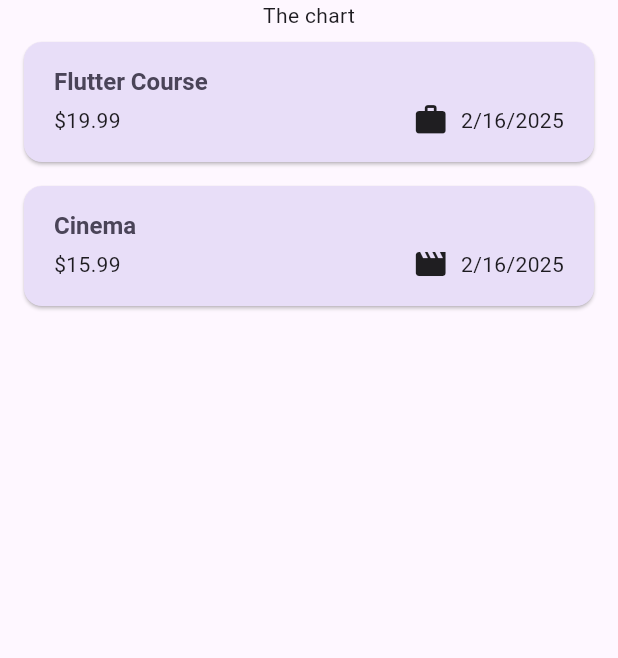
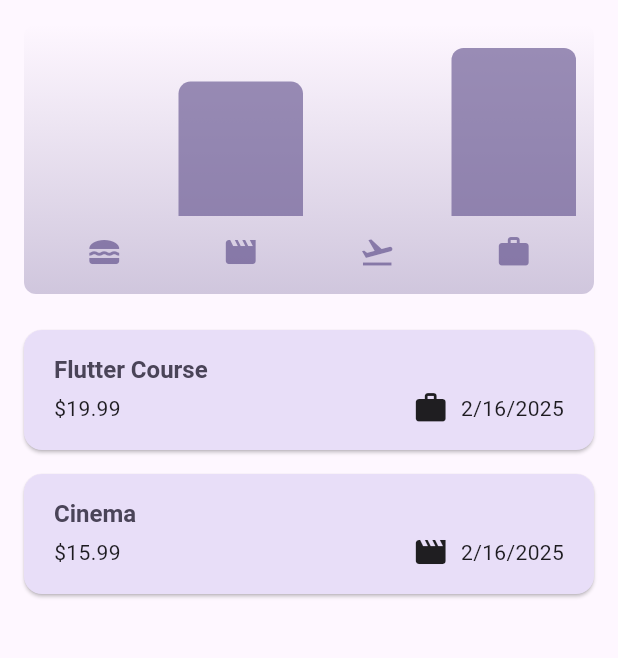
Before and after one commit to amosteandai/Flutter_Expense_Tracker_App, a Flutter app: the screen it shows after launch, on a phone screen of 412 x 824 dp, the part 84-742 px from its top. Run offline on Flutter 3.47's test engine with Material 3 defaults, Android fonts, the phone set to English and light mode, and no system bars.

Commit message:
Adding chart widgets

```diff
--- a/lib/models/expense.dart
+++ b/lib/models/expense.dart
@@ -34,5 +34,27 @@ class Expense {
     return formatter.format(date);
   }
 }
+// run on the terminal (flutter pub add uuid) to add uuid package
 
-// run on the terminal (flutter pub add uuid) to add uuid package
+class ExpenseBucket {
+  final Category category;
+  final List<Expense> expenses;
+
+  const ExpenseBucket({required this.category, required this.expenses});
+
+  ExpenseBucket.forCategory(
+    List<Expense> allExpenses,
+    this.category,
+  ) : expenses = allExpenses
+            .where((expense) => expense.category == category)
+            .toList(); //this is how you create additional constructor in your classes
+
+  double get totalExpenses {
+    double sum = 0;
+
+    for (final expense in expenses) {
+      sum += expense.amount;
+    }
+    return sum;
+  }
+}
--- /dev/null
+++ b/lib/widgets/chart/chart.dart
@@ -0,0 +1,95 @@
+import 'package:flutter/material.dart';
+
+import 'package:expense_tracker/widgets/chart/chart_bar.dart';
+import 'package:expense_tracker/models/expense.dart';
+
+class Chart extends StatelessWidget {
+  const Chart({super.key, required this.expenses});
+
+  final List<Expense> expenses;
+
+  List<ExpenseBucket> get buckets {
+    return [
+      ExpenseBucket.forCategory(expenses, Category.food),
+      ExpenseBucket.forCategory(expenses, Category.leisure),
+      ExpenseBucket.forCategory(expenses, Category.travel),
+      ExpenseBucket.forCategory(expenses, Category.work),
+    ];
+  }
+
+  double get maxTotalExpense {
+    double maxTotalExpense = 0;
+
+    for (final bucket in buckets) {
+      if (bucket.totalExpenses > maxTotalExpense) {
+        maxTotalExpense = bucket.totalExpenses;
+      }
+    }
+
+    return maxTotalExpense;
+  }
+
+  @override
+  Widget build(BuildContext context) {
+    final isDarkMode =
+        MediaQuery.of(context).platformBrightness == Brightness.dark;
+    return Container(
+      margin: const EdgeInsets.all(16),
+      padding: const EdgeInsets.symmetric(
+        vertical: 16,
+        horizontal: 8,
+      ),
+      width: double.infinity,
+      height: 180,
+      decoration: BoxDecoration(
+        borderRadius: BorderRadius.circular(8),
+        gradient: LinearGradient(
+          colors: [
+            Theme.of(context).colorScheme.primary.withOpacity(0.3),
+            Theme.of(context).colorScheme.primary.withOpacity(0.0)
+          ],
+          begin: Alignment.bottomCenter,
+          end: Alignment.topCenter,
+        ),
+      ),
+      child: Column(
+        children: [
+          Expanded(
+            child: Row(
+              crossAxisAlignment: CrossAxisAlignment.end,
+              children: [
+                for (final bucket in buckets) // alternative to map()
+                  ChartBar(
+                    fill: bucket.totalExpenses == 0
+                        ? 0
+                        : bucket.totalExpenses / maxTotalExpense,
+                  )
+              ],
+            ),
+          ),
+          const SizedBox(height: 12),
+          Row(
+            children: buckets
+                .map(
+                  (bucket) => Expanded(
+                    child: Padding(
+                      padding: const EdgeInsets.symmetric(horizontal: 4),
+                      child: Icon(
+                        categoryIcons[bucket.category],
+                        color: isDarkMode
+                            ? Theme.of(context).colorScheme.secondary
+                            : Theme.of(context)
+                                .colorScheme
+                                .primary
+                                .withOpacity(0.7),
+                      ),
+                    ),
+                  ),
+                )
+                .toList(),
+          )
+        ],
+      ),
+    );
+  }
+}
--- /dev/null
+++ b/lib/widgets/chart/chart_bar.dart
@@ -0,0 +1,34 @@
+import 'package:flutter/material.dart';
+
+class ChartBar extends StatelessWidget {
+  const ChartBar({
+    super.key,
+    required this.fill,
+  });
+
+  final double fill;
+
+  @override
+  Widget build(BuildContext context) {
+    final isDarkMode =
+        MediaQuery.of(context).platformBrightness == Brightness.dark;
+    return Expanded(
+      child: Padding(
+        padding: const EdgeInsets.symmetric(horizontal: 4),
+        child: FractionallySizedBox(
+          heightFactor: fill,
+          child: DecoratedBox(
+            decoration: BoxDecoration(
+              shape: BoxShape.rectangle,
+              borderRadius:
+                  const BorderRadius.vertical(top: Radius.circular(8)),
+              color: isDarkMode
+                  ? Theme.of(context).colorScheme.secondary
+                  : Theme.of(context).colorScheme.primary.withOpacity(0.65),
+            ),
+          ),
+        ),
+      ),
+    );
+  }
+}
--- a/lib/widgets/expenses.dart
+++ b/lib/widgets/expenses.dart
@@ -1,3 +1,4 @@
+import 'package:expense_tracker/widgets/chart/chart.dart';
 import 'package:expense_tracker/widgets/expenses_list/expenses_list.dart';
 import 'package:expense_tracker/models/expense.dart';
 import 'package:expense_tracker/widgets/new_expense.dart';
@@ -81,7 +82,7 @@ class _ExpensesState extends State<Expenses> {
       ),
       body: Column(
         children: [
-          const Text("The chart"),
+          Chart(expenses: _registeredExpenses),
           Expanded(
             child: mainContent,
           )
```
